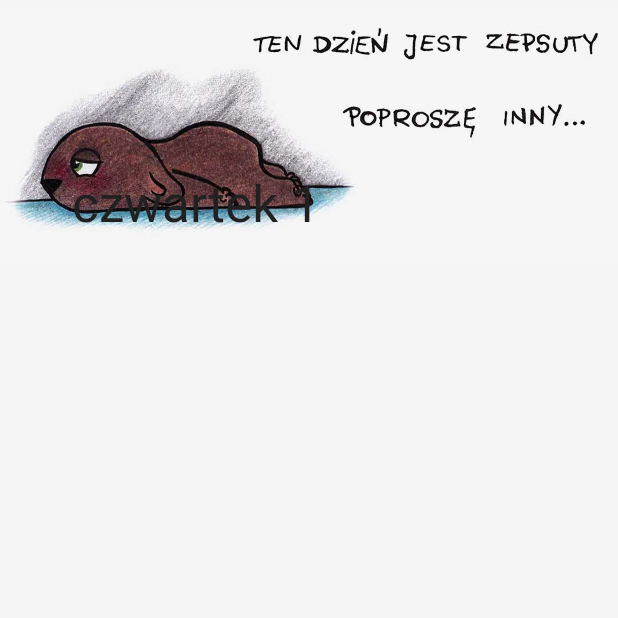
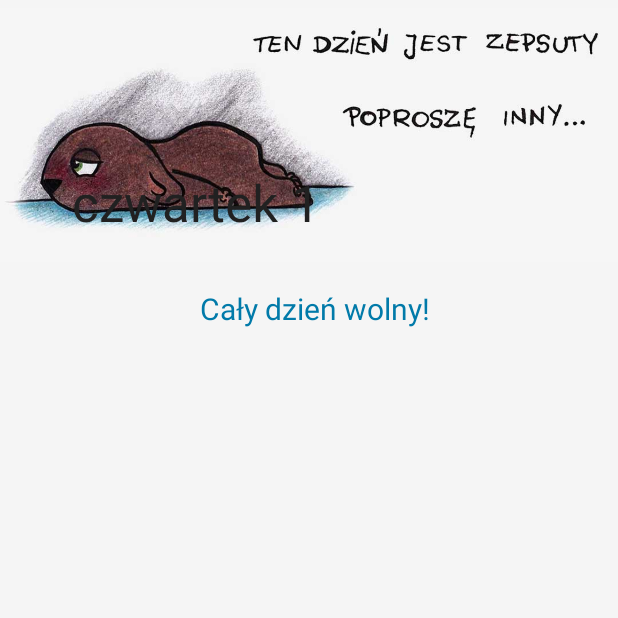
Before and after one commit to borysstach/WombatCalendar, an Android app: the DayFragment screen opened directly, with no data from a screen before it, on a phone screen of 412 x 824 dp, the top half of it. Run offline under Robolectric (Android 15) with nearby library versions, the phone set to English and light mode, and no system bars.

Commit message:
More sorting

```diff
--- a/app/src/main/java/com/stach/borys/wombatcalendar/DayFragment.java
+++ b/app/src/main/java/com/stach/borys/wombatcalendar/DayFragment.java
@@ -10,6 +10,7 @@ import android.view.ViewGroup;
 import android.widget.TextView;
 
 import com.stach.borys.wombatcalendar.data.CalendarDataSource;
+import com.stach.borys.wombatcalendar.data.DayData;
 import com.stach.borys.wombatcalendar.data.EventData;
 
 import java.util.Calendar;
@@ -41,7 +42,8 @@ public class DayFragment extends Fragment {
         CalendarDataSource readerEvents = new CalendarDataSource(getContext());
         long begin = CalendarDataSource.getBeginInMillis(mCalendar);
         long end = CalendarDataSource.getEndInMillis(mCalendar);
-        mEvents = readerEvents.getEvents(begin, end);
+        mEvents = (new DayData(readerEvents.getEvents(begin, end))).getEvents();
+
     }
 
     public View onCreateView(LayoutInflater inflater, ViewGroup container,
@@ -63,7 +65,7 @@ public class DayFragment extends Fragment {
 
     public class SingleDayRecyclerAdapter extends RecyclerView.Adapter<CustomViewHolder> {
 
-        class DayViewHolder extends CustomViewHolder{
+        class DayEventViewHolder extends CustomViewHolder{
 
             private TextView mEventTitle;
             private TextView mEventStartHour;
@@ -71,7 +73,7 @@ public class DayFragment extends Fragment {
             private TextView mEventEndHour;
             private TextView mEventEndMinute;
 
-            public DayViewHolder(View itemView) {
+            public DayEventViewHolder(View itemView) {
                 super(itemView);
                 mEventTitle = (TextView) itemView.findViewById(R.id.specific_time_event_name);
                 mEventStartHour = (TextView) itemView.findViewById(R.id.starting_hour);
@@ -81,18 +83,18 @@ public class DayFragment extends Fragment {
             }
         public void bindEvent(EventData event) {
             mEventTitle.setText(event.getTitle());
-            mEventStartHour.setText(event.getStartingHour());
-            mEventStartMinute.setText(event.getStartingMinutes());
-            mEventEndHour.setText(event.getEndingHour());
-            mEventEndMinute.setText(event.getEndingMinutes());
+            mEventStartHour.setText(""+event.getStartingHour());
+            mEventStartMinute.setText(""+event.getStartingMinutes());
+            mEventEndHour.setText(""+event.getEndingHour());
+            mEventEndMinute.setText(""+event.getEndingMinutes());
         }
     }
 
-        class AllDayViewHolder extends CustomViewHolder {
+        class AllDayEventViewHolder extends CustomViewHolder {
 
             private TextView mEventTitle;
 
-            public AllDayViewHolder(View itemView) {
+            public AllDayEventViewHolder(View itemView) {
                 super(itemView);
                 mEventTitle = (TextView) itemView.findViewById(R.id.all_day_time_event_name);
             }
@@ -101,6 +103,19 @@ public class DayFragment extends Fragment {
             }
 
         }
+        class StandardEventViewHolder extends CustomViewHolder{
+
+            private TextView mEventTitle;
+
+            public StandardEventViewHolder(View itemView) {
+                super(itemView);
+                mEventTitle = (TextView) itemView.findViewById(R.id.standard_event_name);
+            }
+
+            public void bindEvent(EventData event) {
+                mEventTitle.setText(event.getTitle());
+            }
+        }
 
         @Override
         public CustomViewHolder onCreateViewHolder(ViewGroup parent, int viewType) {
@@ -108,10 +123,13 @@ public class DayFragment extends Fragment {
             switch(viewType){
                 case 1:
                     View view_all = layoutInflater.inflate(R.layout.day_allday_event_layout, parent, false);
-                    return new AllDayViewHolder(view_all);
+                    return new AllDayEventViewHolder(view_all);
+                case 2:
+                    View view_stan = layoutInflater.inflate(R.layout.day_standard_event_layout, parent, false);
+                    return new StandardEventViewHolder(view_stan);
                 default:
                     View view = layoutInflater.inflate(R.layout.day_event_layout, parent, false);
-                    return new DayViewHolder(view);
+                    return new DayEventViewHolder(view);
             }
         }
 
@@ -128,7 +146,11 @@ public class DayFragment extends Fragment {
         public int getItemViewType(int position) {
             if(mEvents.get(position).isAllDay()){
                 return 1;
-            }else return 0;
+            }else if (mEvents.get(position).isStandard()){
+                return 2;
+            }else {
+                return 0;
+            }
         }
 
         @Override
--- a/app/src/main/java/com/stach/borys/wombatcalendar/data/DayData.java
+++ b/app/src/main/java/com/stach/borys/wombatcalendar/data/DayData.java
@@ -7,10 +7,21 @@ import java.util.List;
 public class DayData {
 
     private List<EventData> mEvents;
+    public String morning = "Spanko do ";
+    public String evening = "Czas zawinąć się w kocyk i iść spać";
+    public String afternoon =" przerwy, czas na ciastko!";
+    public String freeDay = "Cały dzień wolny!";
 
     public DayData() {
         mEvents = new ArrayList<>();
-        mEvents.add(StandardEvents.freeDay);
+        mEvents.add(EventData.standardEventData(freeDay));
+    }
+
+    public DayData(List<EventData> events){
+        this();
+        for(EventData eventData : events){
+            this.add(eventData);
+        }
     }
 
     public List<EventData> getEvents() {
@@ -19,22 +30,26 @@ public class DayData {
 
     public void add(EventData event) {
         if (event.isAllDay()) {
-            if (mEvents.get(0) == StandardEvents.freeDay) {
+            if (mEvents.get(0).getTitle().equals(freeDay)) {
                 mEvents.remove(0);
             }
             mEvents.add(0, event);
         } else {
             for (int i = 0; i < mEvents.size(); i++) {
                 if (i == (mEvents.size() - 1)) {
-                    if (mEvents.get(i).isAllDay() || mEvents.get(i) == StandardEvents.freeDay) {
-                        if (mEvents.get(i) == StandardEvents.freeDay) {
-                            mEvents.remove(0);
+                    if (mEvents.get(i).isAllDay() || mEvents.get(i).getTitle().equals(freeDay)) {
+                        if (mEvents.get(i).getTitle().equals(freeDay)) {
+                            mEvents.remove(i);
                         }
-                        EventData morningEvent = StandardEvents.morning;
-                        morningEvent.setTitle(morningEvent.getTitle() + event.getStartingHour() + ":" + event.getStartingMinutes() + "!");
+                        EventData morningEvent = EventData.standardEventData(morning);
+                        String title;
+                        if (event.getStartingHour() > 12){
+                            title = morning + "do późna :D";
+                        }else title = morning + event.getStartingHour() + ":" + event.getStartingMinutes() + "!";
+                        morningEvent.setTitle(title);
                         mEvents.add(morningEvent);
                         mEvents.add(event);
-                        mEvents.add(StandardEvents.evening);
+                        mEvents.add(EventData.standardEventData(evening));
                         break;
                     } else if (mEvents.get(i).isStandard()) {
                         mEvents.add(i, event);
--- a/app/src/main/java/com/stach/borys/wombatcalendar/data/EventData.java
+++ b/app/src/main/java/com/stach/borys/wombatcalendar/data/EventData.java
@@ -15,11 +15,14 @@ public class EventData {
         mStandard = false;
     }
 
-    public EventData(String title){
-            mTitle = title;
-        mAllDay = false;
-        mStandard = true;
+    public static EventData standardEventData(String title){
+         EventData event = new EventData();
+         event.setTitle(title);
+        event.setAllDay(0);
+        event.setStandard(true);
+        return event;
     }
+
 
     public long getId() {
         return mId;
@@ -65,30 +68,30 @@ public class EventData {
         return mStandard;
     }
 
-    public void setStandard(boolean standard) {
+    private void setStandard(boolean standard) {
         mStandard = standard;
     }
 
-    public String getStartingHour(){
+    public Integer getStartingHour(){
         Calendar calendar = Calendar.getInstance();
         calendar.setTimeInMillis(mBegin);
-        return "" + calendar.get(Calendar.HOUR_OF_DAY);
+        return calendar.get(Calendar.HOUR_OF_DAY);
     }
-    public String getStartingMinutes(){
+    public Integer getStartingMinutes(){
         Calendar calendar = Calendar.getInstance();
         calendar.setTimeInMillis(mBegin);
-        return "" + calendar.get(Calendar.MINUTE);
+        return calendar.get(Calendar.MINUTE);
     }
 
-    public String getEndingHour(){
+    public Integer getEndingHour(){
         Calendar calendar = Calendar.getInstance();
         calendar.setTimeInMillis(mEnd);
-        return "" + calendar.get(Calendar.HOUR_OF_DAY);
+        return calendar.get(Calendar.HOUR_OF_DAY);
     }
 
-    public String getEndingMinutes(){
+    public Integer getEndingMinutes(){
         Calendar calendar = Calendar.getInstance();
         calendar.setTimeInMillis(mEnd);
-        return "" + calendar.get(Calendar.MINUTE);
+        return calendar.get(Calendar.MINUTE);
     }
 }
--- /dev/null
+++ b/app/src/main/res/layout/day_standard_event_layout.xml
@@ -0,0 +1,24 @@
+<?xml version="1.0" encoding="utf-8"?>
+<LinearLayout
+    xmlns:android="http://schemas.android.com/apk/res/android"
+    android:layout_width="match_parent"
+    android:layout_height="wrap_content"
+    android:layout_marginBottom="@dimen/activitu_half_margin"
+    android:layout_marginTop="@dimen/activitu_half_margin"
+    android:orientation="horizontal"
+    android:paddingBottom="@dimen/activity_vertical_margin"
+    android:paddingLeft="16dp"
+    android:paddingRight="16dp"
+    android:paddingTop="@dimen/activity_vertical_margin">
+
+    <TextView
+        android:id="@+id/standard_event_name"
+        style="@style/subtittle"
+        android:layout_width="match_parent"
+        android:layout_height="match_parent"
+        android:layout_marginLeft="8dp"
+        android:gravity="center"
+        android:textSize="20sp"
+        />
+
+</LinearLayout>
```
Also changed, not shown: app/src/main/java/com/stach/borys/wombatcalendar/data/StandardEvents.java (+4 -4 lines).
